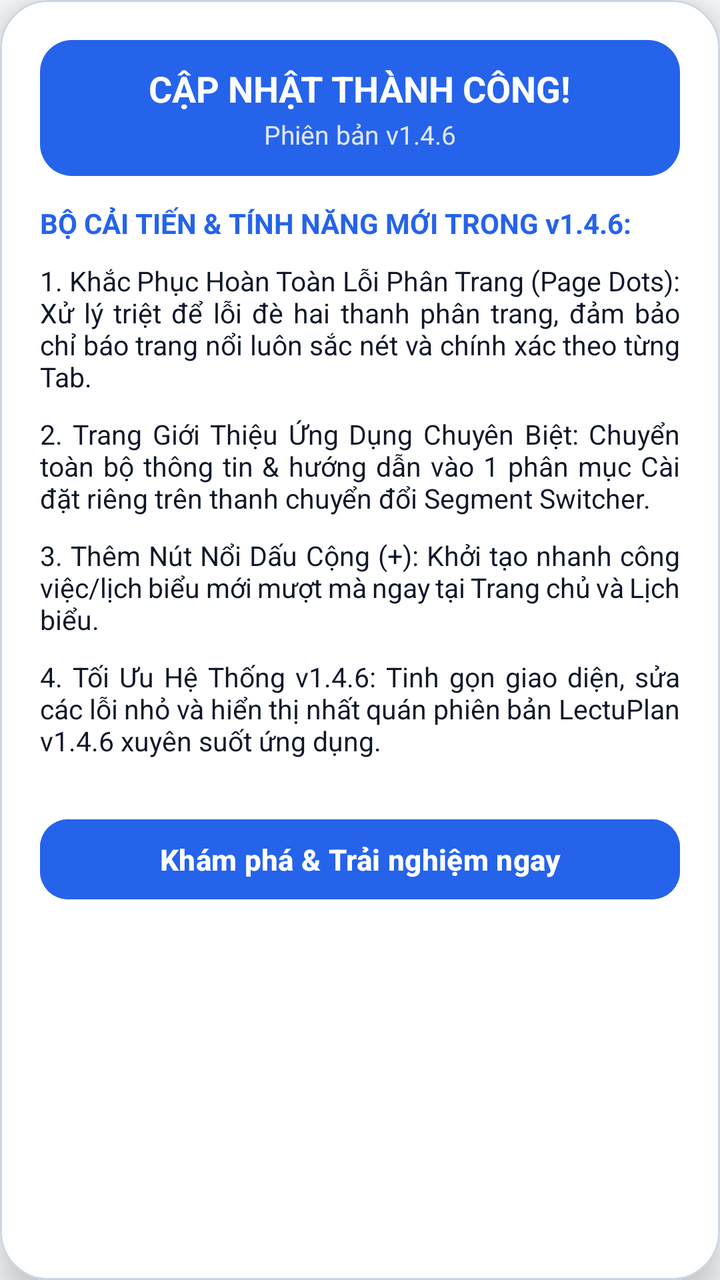
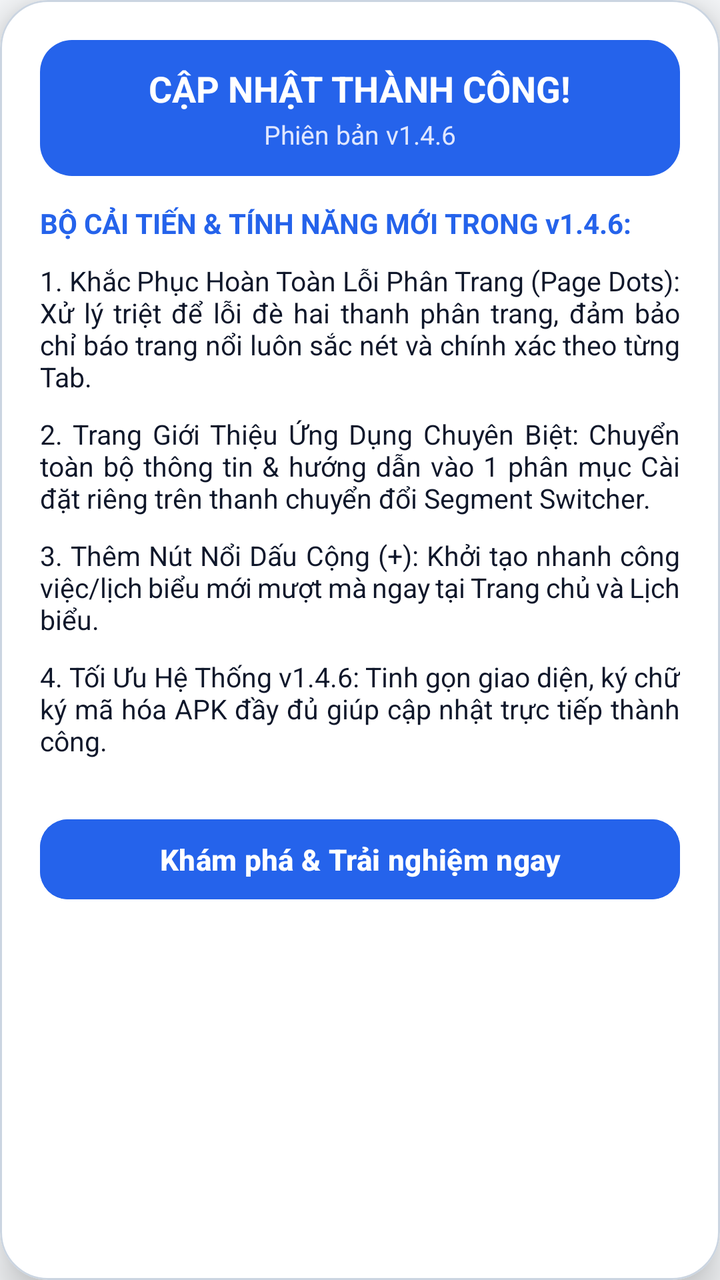

Compare the two renders of this Android layout. The source of the first and the diff that turns it into the second are given below.
<!-- AndroidManifest.xml: application theme Theme.LectuPlan -->
<!-- res/layout/dialog_whats_new.xml -->
<?xml version="1.0" encoding="utf-8"?>
<com.google.android.material.card.MaterialCardView
    xmlns:android="http://schemas.android.com/apk/res/android"
    xmlns:app="http://schemas.android.com/apk/res-auto"
    android:layout_width="match_parent"
    android:layout_height="wrap_content"
    android:layout_margin="16dp"
    app:cardCornerRadius="24dp"
    app:cardElevation="12dp"
    app:strokeWidth="1dp"
    app:strokeColor="@color/border_default"
    app:cardBackgroundColor="@color/surface_card">

    <LinearLayout
        android:layout_width="match_parent"
        android:layout_height="wrap_content"
        android:orientation="vertical"
        android:padding="20dp">

        
        <LinearLayout
            android:layout_width="match_parent"
            android:layout_height="wrap_content"
            android:orientation="vertical"
            android:gravity="center"
            android:padding="12dp"
            android:background="@drawable/bg_chip_selected"
            android:layout_marginBottom="14dp">

            <TextView
                android:layout_width="wrap_content"
                android:layout_height="wrap_content"
                android:text="CẬP NHẬT THÀNH CÔNG!"
                android:textColor="#FFFFFF"
                android:textSize="18sp"
                android:textStyle="bold" />

            <TextView
                android:id="@+id/tvWhatsNewVersion"
                android:layout_width="wrap_content"
                android:layout_height="wrap_content"
                android:layout_marginTop="2dp"
                android:text="Phiên bản v1.4.6"
                android:textColor="#E0E7FF"
                android:textSize="13sp" />
        </LinearLayout>

        <TextView
            android:layout_width="wrap_content"
            android:layout_height="wrap_content"
            android:text="BỘ CẢI TIẾN &amp; TÍNH NĂNG MỚI TRONG v1.4.6:"
            android:textColor="#2563EB"
            android:textSize="14sp"
            android:textStyle="bold"
            android:layout_marginBottom="10dp" />

        
        <androidx.core.widget.NestedScrollView
            android:layout_width="match_parent"
            android:layout_height="0dp"
            android:layout_weight="1"
            android:fillViewport="true"
            android:scrollbars="vertical"
            android:layout_marginBottom="16dp">

            <LinearLayout
                android:layout_width="match_parent"
                android:layout_height="wrap_content"
                android:orientation="vertical">

                <TextView
                    android:layout_width="match_parent"
                    android:layout_height="wrap_content"
                    android:text="1. Khắc Phục Hoàn Toàn Lỗi Phân Trang (Page Dots): Xử lý triệt để lỗi đè hai thanh phân trang, đảm bảo chỉ báo trang nổi luôn sắc nét và chính xác theo từng Tab."
                    android:textSize="13.5sp"
                    android:textColor="@color/text_primary"
                    android:justificationMode="inter_word"
                    android:layout_marginBottom="10dp" />

                <TextView
                    android:layout_width="match_parent"
                    android:layout_height="wrap_content"
                    android:text="2. Trang Giới Thiệu Ứng Dụng Chuyên Biệt: Chuyển toàn bộ thông tin &amp; hướng dẫn vào 1 phân mục Cài đặt riêng trên thanh chuyển đổi Segment Switcher."
                    android:textSize="13.5sp"
                    android:textColor="@color/text_primary"
                    android:justificationMode="inter_word"
                    android:layout_marginBottom="10dp" />

                <TextView
                    android:layout_width="match_parent"
                    android:layout_height="wrap_content"
                    android:text="3. Thêm Nút Nổi Dấu Cộng (+): Khởi tạo nhanh công việc/lịch biểu mới mượt mà ngay tại Trang chủ và Lịch biểu."
                    android:textSize="13.5sp"
                    android:textColor="@color/text_primary"
                    android:justificationMode="inter_word"
                    android:layout_marginBottom="10dp" />

                <TextView
                    android:layout_width="match_parent"
                    android:layout_height="wrap_content"
                    android:text="4. Tối Ưu Hệ Thống v1.4.6: Tinh gọn giao diện, sửa các lỗi nhỏ và hiển thị nhất quán phiên bản LectuPlan v1.4.6 xuyên suốt ứng dụng."
                    android:textSize="13.5sp"
                    android:textColor="@color/text_primary"
                    android:justificationMode="inter_word"
                    android:layout_marginBottom="10dp" />

            </LinearLayout>
        </androidx.core.widget.NestedScrollView>

        <com.google.android.material.button.MaterialButton
            android:id="@+id/btnWhatsNewClose"
            android:layout_width="match_parent"
            android:layout_height="48dp"
            android:text="Khám phá &amp; Trải nghiệm ngay"
            android:textColor="#FFFFFF"
            android:backgroundTint="#2563EB"
            android:textSize="14.5sp"
            android:textStyle="bold"
            app:cornerRadius="14dp" />

    </LinearLayout>
</com.google.android.material.card.MaterialCardView>
<!-- resources referenced by this layout -->
<resources>
  <color name="border_default">#CBD5E1</color>
  <color name="surface_card">#FFFFFF</color>
  <color name="text_primary">#0F172A</color>
  <!-- drawable bg_chip_selected (drawable) -->
  <?xml version="1.0" encoding="utf-8"?>
  <shape xmlns:android="http://schemas.android.com/apk/res/android"
      android:shape="rectangle">
      <solid android:color="#2563EB" />
      <corners android:radius="16dp" />
  </shape>
  <style name="Theme.LectuPlan" parent="Base.Theme.LectuPlan" />
  <style name="Base.Theme.LectuPlan" parent="Theme.Material3.DayNight.NoActionBar">
          <item name="android:windowBackground">@color/window_background</item>
          <item name="colorSurface">@color/surface_card</item>
          <item name="colorOnSurface">@color/text_primary</item>
          <item name="colorSurfaceVariant">@color/surface_card_secondary</item>
          <item name="colorOnSurfaceVariant">@color/text_secondary</item>
          <item name="elevationOverlayEnabled">false</item>
          
          <item name="android:windowLightStatusBar" tools:targetApi="23">true</item>
          <item name="android:windowLightNavigationBar" tools:targetApi="27">true</item>
      </style>
  <color name="window_background">#F8FAFC</color>
  <color name="surface_card_secondary">#F1F5F9</color>
  <color name="text_secondary">#475569</color>
</resources>

<!-- the commit's change to res/layout/dialog_whats_new.xml (unified diff, before → after) -->
@@ -98,7 +98,7 @@
                 <TextView
                     android:layout_width="match_parent"
                     android:layout_height="wrap_content"
-                    android:text="4. Tối Ưu Hệ Thống v1.4.6: Tinh gọn giao diện, sửa các lỗi nhỏ và hiển thị nhất quán phiên bản LectuPlan v1.4.6 xuyên suốt ứng dụng."
+                    android:text="4. Tối Ưu Hệ Thống v1.4.6: Tinh gọn giao diện, ký chữ ký mã hóa APK đầy đủ giúp cập nhật trực tiếp thành công."
                     android:textSize="13.5sp"
                     android:textColor="@color/text_primary"
                     android:justificationMode="inter_word"
